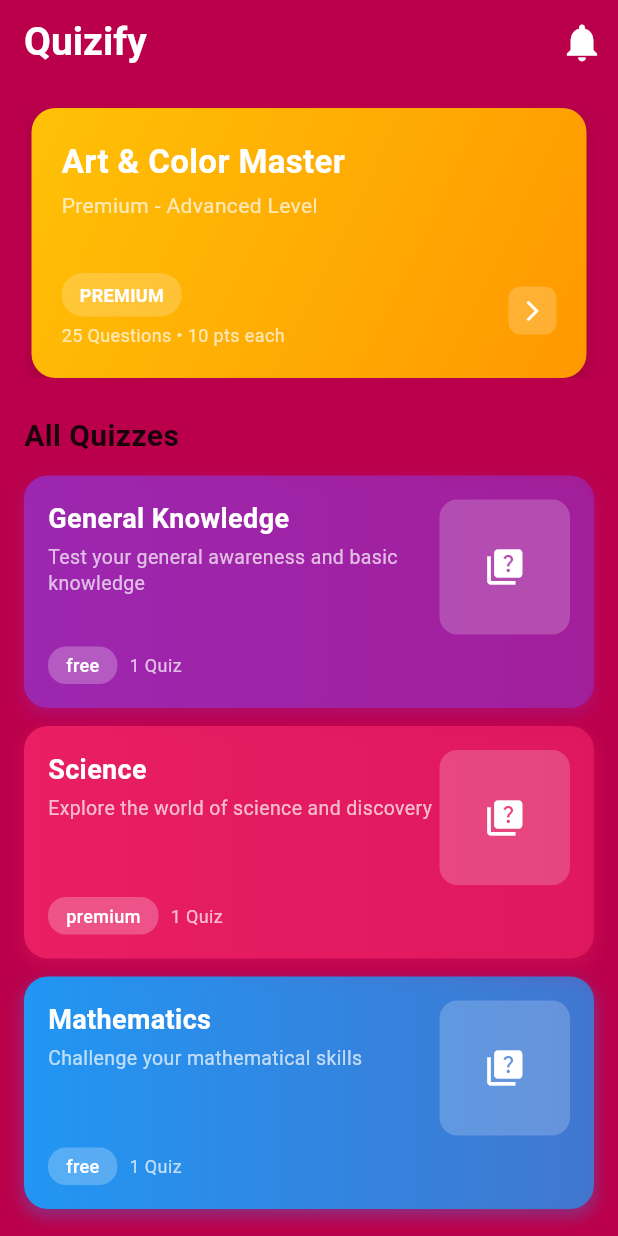
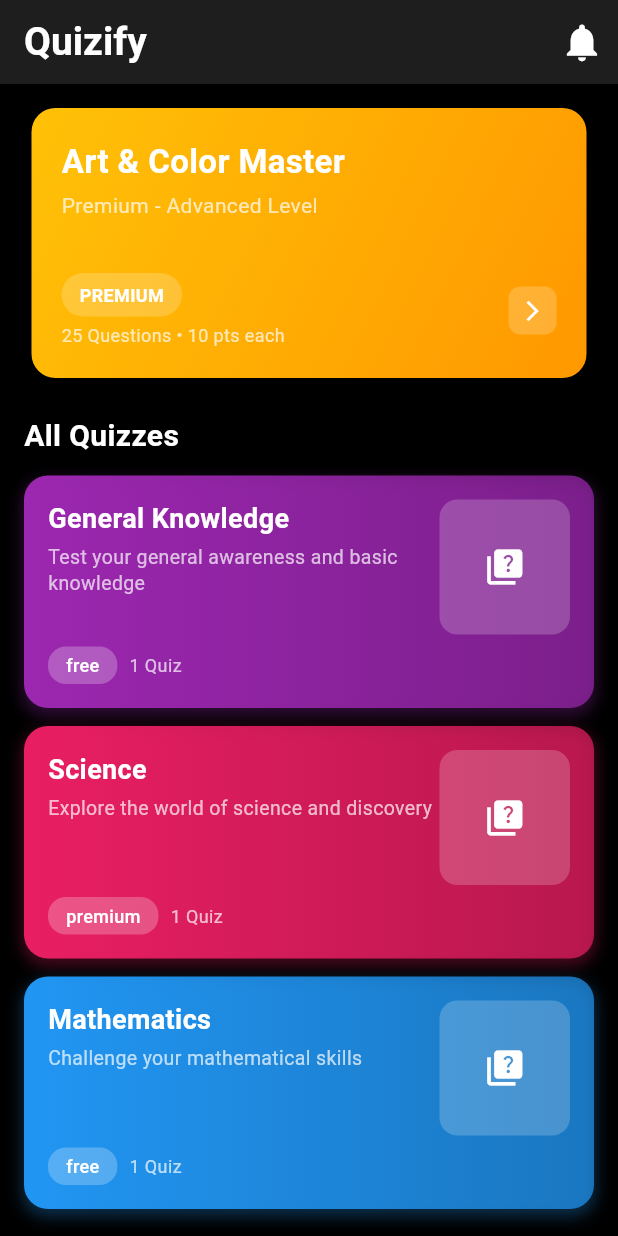
Before and after one commit to pk8184732/quiz_application, a Flutter app: the screen it shows after launch, on a phone screen of 412 x 824 dp. Run offline on Flutter 3.47's test engine with Material 3 defaults, Android fonts, the light colour scheme and no system bars; drawn by our look-alikes of carousel_slider; our stand-ins replace animated_text_kit, get.

Commit message:
theme update

```diff
--- a/lib/themes/app_theme.dart
+++ b/lib/themes/app_theme.dart
@@ -40,7 +40,7 @@ class AppTheme {
         actionsIconTheme: IconThemeData(color: Colors.white),
       ),
       // Scaffold theme
-      scaffoldBackgroundColor:darkRed,
+      scaffoldBackgroundColor:Colors.white,
 
       // Button themes
       elevatedButtonTheme: ElevatedButtonThemeData(
@@ -301,7 +301,7 @@ class ThemeController extends GetxController {
   static ThemeController get instance => Get.find<ThemeController>();
 
   // Observable for theme mode
-  final _isDarkMode = false.obs;
+  final _isDarkMode = true.obs;
 
   // Getter for current theme mode
   bool get isDarkMode => _isDarkMode.value;
```
